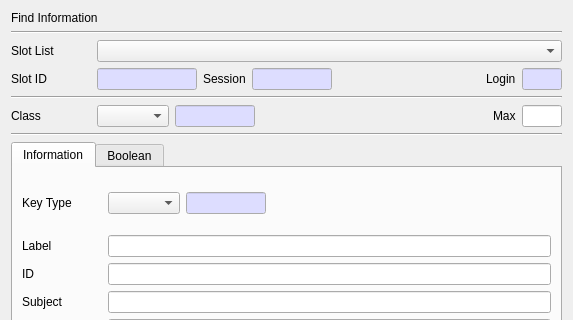
First picture: the form in CryptokiMan/find_object_dlg.ui, repository jykim74/CryptokiMan, before the edit; both pictures show x 0 to 573 and y 0 to 320 of the 573 by 471 pixel window.
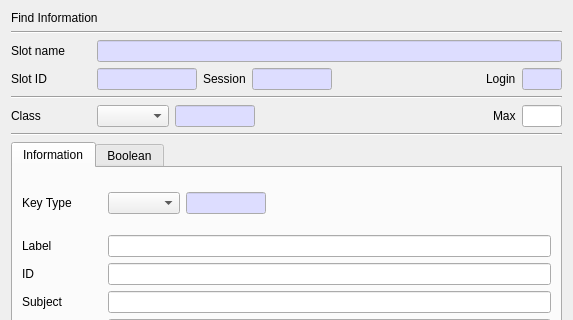
Second picture: the form after the edit.

Commit message: Slot List 를 모두 Slot Name 변경

The edit to the form file:
```diff
--- a/CryptokiMan/find_object_dlg.ui
+++ b/CryptokiMan/find_object_dlg.ui
@@ -39,17 +39,41 @@
         </size>
        </property>
        <property name="text">
-        <string>Slot List</string>
+        <string>Slot name</string>
        </property>
       </widget>
      </item>
      <item row="0" column="1">
-      <widget class="QComboBox" name="mSlotsCombo">
-       <property name="sizePolicy">
-        <sizepolicy hsizetype="Expanding" vsizetype="Fixed">
-         <horstretch>0</horstretch>
-         <verstretch>0</verstretch>
-        </sizepolicy>
+      <widget class="QLineEdit" name="mSlotNameText">
+       <property name="palette">
+        <palette>
+         <active>
+          <colorrole role="Base">
+           <brush brushstyle="SolidPattern">
+            <color alpha="255">
+             <red>221</red>
+             <green>221</green>
+             <blue>255</blue>
+            </color>
+           </brush>
+          </colorrole>
+         </active>
+         <inactive>
+          <colorrole role="Base">
+           <brush brushstyle="SolidPattern">
+            <color alpha="255">
+             <red>221</red>
+             <green>221</green>
+             <blue>255</blue>
+            </color>
+           </brush>
+          </colorrole>
+         </inactive>
+         <disabled/>
+        </palette>
+       </property>
+       <property name="readOnly">
+        <bool>true</bool>
        </property>
       </widget>
      </item>
```
Left out of the diff: 1 changed line with no effect on the pictures. The commit also changes 116 other files.
